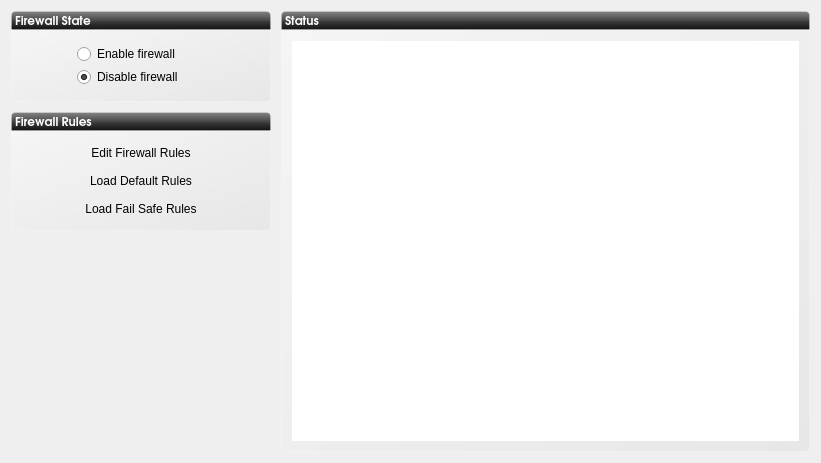
Qt form ahenk/lider/lider/plugins/plugin_firewall/firewall.ui (pars-linux/uludag) before a commit.
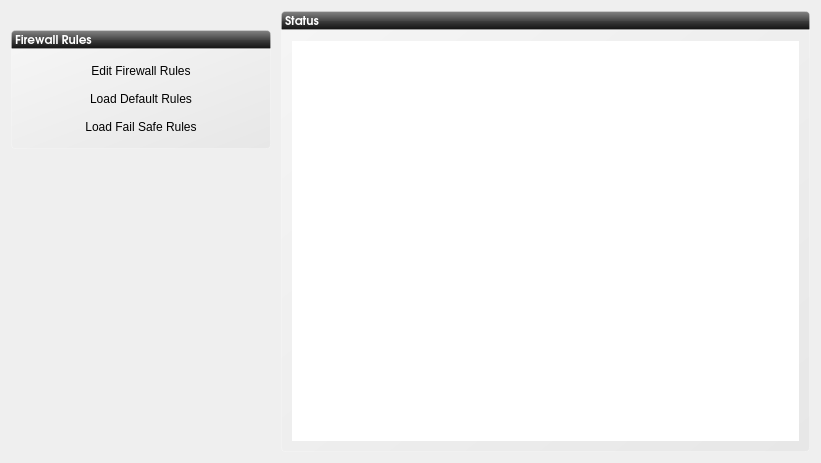
The same form after that commit. Icons and pictures are not drawn.

Commit message: Removed inheritence and firewall enable/disable

```diff
--- a/ahenk/lider/lider/plugins/plugin_firewall/firewall.ui
+++ b/ahenk/lider/lider/plugins/plugin_firewall/firewall.ui
@@ -33,40 +33,6 @@
    <property name="verticalSpacing">
     <number>0</number>
    </property>
-   <item row="0" column="0" colspan="2">
-    <widget class="QLabel" name="label_2">
-     <property name="minimumSize">
-      <size>
-       <width>260</width>
-       <height>0</height>
-      </size>
-     </property>
-     <property name="font">
-      <font>
-       <family>URW Gothic L</family>
-       <pointsize>9</pointsize>
-       <weight>75</weight>
-       <bold>true</bold>
-       <underline>false</underline>
-      </font>
-     </property>
-     <property name="styleSheet">
-      <string notr="true">    background-color: qlineargradient(spread:pad, x1:0.5, y1:0, x2:0.5, y2:1, stop:0 rgba(132, 132, 132, 255), stop:0.501481 rgba(70, 70, 70, 255), stop:0.503057 rgba(62, 62, 62, 255), stop:1 rgba(16, 16, 16, 255));
-color:rgb(255,255,255);
-/*qlineargradient(spread:pad, x1:0.5, y1:1, x2:0.5, y2:0, stop:0 rgba(183, 100, 124, 255), stop:0.0212465 rgba(91, 33, 50, 255), stop:0.521739 rgba(152, 86, 105, 255), stop:0.527174 rgba(155, 98, 115, 255), stop:0.983696 rgba(184, 141, 153, 255), stop:1 rgba(220, 173, 186, 255));*/
-/*background-color: qlineargradient(spread:pad, x1:1, y1:1, x2:0, y2:0, stop:0 rgba(219, 219, 219, 100), stop:1 rgba(255, 255, 255, 100));*/
-border: 1px solid rgba(255,255,255,50);
-border-top-left-radius: 4px;
-border-top-right-radius: 4px;</string>
-     </property>
-     <property name="text">
-      <string>Firewall State</string>
-     </property>
-     <property name="margin">
-      <number>5</number>
-     </property>
-    </widget>
-   </item>
    <item row="0" column="2">
     <widget class="QLabel" name="label_4">
      <property name="minimumSize">
@@ -101,99 +67,7 @@
      </property>
     </widget>
    </item>
-   <item row="1" column="0" colspan="2">
-    <widget class="QGroupBox" name="groupBox_3">
-     <property name="minimumSize">
-      <size>
-       <width>260</width>
-       <height>72</height>
-      </size>
-     </property>
-     <property name="maximumSize">
-      <size>
-       <width>16777215</width>
-       <height>100</height>
-      </size>
-     </property>
-     <property name="styleSheet">
-      <string notr="true"/>
-     </property>
-     <property name="title">
-      <string/>
-     </property>
-     <layout class="QGridLayout" name="gridLayout">
-      <property name="horizontalSpacing">
-       <number>7</number>
-      </property>
-      <property name="verticalSpacing">
-       <number>0</number>
-      </property>
-      <property name="margin">
-       <number>10</number>
-      </property>
-      <item row="0" column="1" rowspan="2">
-       <layout class="QVBoxLayout" name="verticalLayout">
-        <item>
-         <widget class="QRadioButton" name="radioEnable">
-          <property name="font">
-           <font>
-            <pointsize>9</pointsize>
-           </font>
-          </property>
-          <property name="text">
-           <string>Enable firewall</string>
-          </property>
-         </widget>
-        </item>
-        <item>
-         <widget class="QRadioButton" name="radioDisable">
-          <property name="font">
-           <font>
-            <pointsize>9</pointsize>
-           </font>
-          </property>
-          <property name="text">
-           <string>Disable firewall</string>
-          </property>
-          <property name="checked">
-           <bool>true</bool>
-          </property>
-         </widget>
-        </item>
-       </layout>
-      </item>
-      <item row="0" column="0">
-       <widget class="QLabel" name="pixmapStatus">
-        <property name="minimumSize">
-         <size>
-          <width>48</width>
-          <height>48</height>
-         </size>
-        </property>
-        <property name="maximumSize">
-         <size>
-          <width>48</width>
-          <height>48</height>
-         </size>
-        </property>
-        <property name="text">
-         <string/>
-        </property>
-        <property name="pixmap">
-         <pixmap resource="firewall.qrc">:/icons/insecure64.png</pixmap>
-        </property>
-        <property name="scaledContents">
-         <bool>true</bool>
-        </property>
-        <property name="indent">
-         <number>0</number>
-        </property>
-       </widget>
-      </item>
-     </layout>
-    </widget>
-   </item>
-   <item row="1" column="2" rowspan="6">
+   <item row="1" column="2" rowspan="5">
     <widget class="QGroupBox" name="groupBox_2">
      <property name="minimumSize">
       <size>
@@ -242,23 +116,7 @@
      </layout>
     </widget>
    </item>
-   <item row="2" column="0">
-    <spacer name="verticalSpacer">
-     <property name="orientation">
-      <enum>Qt::Vertical</enum>
-     </property>
-     <property name="sizeType">
-      <enum>QSizePolicy::Fixed</enum>
-     </property>
-     <property name="sizeHint" stdset="0">
-      <size>
-       <width>20</width>
-       <height>10</height>
-      </size>
-     </property>
-    </spacer>
-   </item>
-   <item row="3" column="0" colspan="2">
+   <item row="2" column="0" colspan="2">
     <widget class="QLabel" name="label_3">
      <property name="minimumSize">
       <size>
@@ -292,7 +150,7 @@
      </property>
     </widget>
    </item>
-   <item row="4" column="0" colspan="2">
+   <item row="3" column="0" colspan="2">
     <widget class="QGroupBox" name="groupBox_4">
      <property name="minimumSize">
       <size>
@@ -418,7 +276,7 @@
      </layout>
     </widget>
    </item>
-   <item row="6" column="1">
+   <item row="5" column="1">
     <spacer name="verticalSpacer_2">
      <property name="orientation">
       <enum>Qt::Vertical</enum>
```
Left out of the diff: 3 changed lines with no effect on the pictures. The commit also changes 3 other files.
